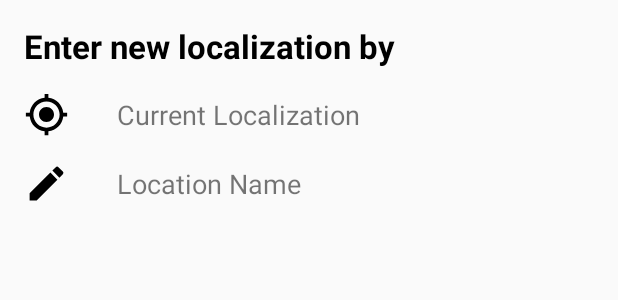
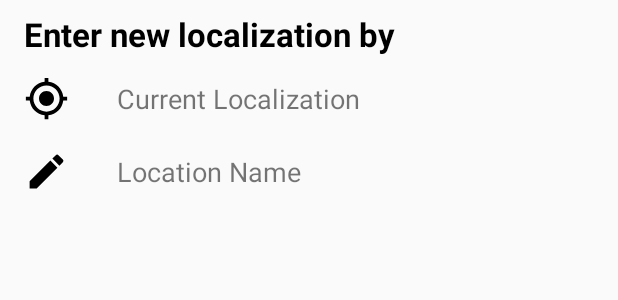
Before and after one commit to pawelsa/WeatherApp, an Android app: the layout bs_add_localization.xml on its own in the app's theme, with its tools: preview values and no code run, on a phone screen of 412 x 824 dp. Shown: the top 300 px of the screen. Run offline under Robolectric (Android 15) with nearby library versions, the phone set to English and light mode, and no system bars.

```diff
--- a/app/build.gradle
+++ b/app/build.gradle
@@ -69,4 +69,6 @@ dependencies {
     implementation 'com.github.bumptech.glide:glide:4.8.0'
     annotationProcessor 'com.github.bumptech.glide:compiler:4.8.0'
 
+    //Hawk
+    implementation "com.orhanobut:hawk:2.0.1"
 }
--- a/app/src/main/java/com/example/pawel/weatherapp/API/ApiCalls.java
+++ b/app/src/main/java/com/example/pawel/weatherapp/API/ApiCalls.java
@@ -11,7 +11,7 @@ import retrofit2.http.Query;
 
 public interface ApiCalls {
 
-	@GET("weather")
+    @GET("weatherList")
 	Call<CurrentWeather> getWeather(@Query("q") String cityName,
 									@Query("units") String units,
 									@Query("APPID") String APIID);
--- a/app/src/main/java/com/example/pawel/weatherapp/WeatherModel/City.java
+++ b/app/src/main/java/com/example/pawel/weatherapp/WeatherModel/City.java
@@ -15,5 +15,9 @@ public class City extends BaseModel {
 	public int population;
 	public String name;
 
+    public String cityImageUrl;
 
+    public void setCityImageUrl(String cityImageUrl) {
+        this.cityImageUrl = cityImageUrl;
+    }
 }
--- a/app/src/main/res/layout/activity_main.xml
+++ b/app/src/main/res/layout/activity_main.xml
@@ -7,7 +7,7 @@
 
     <fragment
         android:id="@+id/main_activity_fragment"
-        android:name="com.example.pawel.weatherapp.MainFragment"
+        android:name="com.example.pawel.weatherapp.GeneralWeatherFragment"
         android:layout_width="match_parent"
         android:layout_height="match_parent" />
 
--- a/app/src/main/res/layout/bs_add_localization.xml
+++ b/app/src/main/res/layout/bs_add_localization.xml
@@ -4,12 +4,85 @@
     android:layout_width="match_parent"
     android:layout_height="wrap_content">
 
+    <android.support.constraint.ConstraintLayout
+        android:id="@+id/cl_newLocalization_createByName"
+        android:layout_width="match_parent"
+        android:layout_height="match_parent"
+        android:layout_marginTop="8dp"
+        app:layout_constraintBottom_toBottomOf="parent"
+        app:layout_constraintEnd_toEndOf="parent"
+        app:layout_constraintStart_toStartOf="parent"
+        app:layout_constraintTop_toBottomOf="@+id/cl_newLocalization_createByGPS">
+
+        <TextView
+            android:id="@+id/tv_newLocalization_byName"
+            android:layout_width="wrap_content"
+            android:layout_height="wrap_content"
+            android:layout_marginBottom="8dp"
+            android:layout_marginStart="32dp"
+            android:layout_marginTop="8dp"
+            android:layout_weight="1"
+            android:text="@string/by_location_name"
+            android:textSize="18sp"
+            app:layout_constraintBottom_toBottomOf="parent"
+            app:layout_constraintStart_toEndOf="@+id/iv_newLocalization_createByName"
+            app:layout_constraintTop_toTopOf="parent" />
+
+        <ImageView
+            android:id="@+id/iv_newLocalization_createByName"
+            android:layout_width="30dp"
+            android:layout_height="30dp"
+            android:layout_marginStart="16dp"
+            android:layout_weight="1"
+            android:contentDescription="@string/by_location_name"
+            android:src="@drawable/ic_create"
+            app:layout_constraintBottom_toBottomOf="@+id/tv_newLocalization_byName"
+            app:layout_constraintStart_toStartOf="parent"
+            app:layout_constraintTop_toTopOf="@+id/tv_newLocalization_byName" />
+    </android.support.constraint.ConstraintLayout>
+
+    <android.support.constraint.ConstraintLayout
+        android:id="@+id/cl_newLocalization_createByGPS"
+        android:layout_width="match_parent"
+        android:layout_height="match_parent"
+        android:layout_marginTop="8dp"
+        app:layout_constraintEnd_toEndOf="parent"
+        app:layout_constraintStart_toStartOf="parent"
+        app:layout_constraintTop_toBottomOf="@+id/tv_newLocalization_chooseEntryType">
+
+        <ImageView
+            android:id="@+id/iv_newLocalization_createByGPS"
+            android:layout_width="30dp"
+            android:layout_height="30dp"
+            android:layout_marginStart="16dp"
+            android:layout_weight="1"
+            android:contentDescription="@string/current_localization"
+            android:src="@drawable/ic_my_location"
+            app:layout_constraintBottom_toBottomOf="@+id/tv_newLocalization_createByGPS"
+            app:layout_constraintStart_toStartOf="parent"
+            app:layout_constraintTop_toTopOf="@+id/tv_newLocalization_createByGPS" />
+
+        <TextView
+            android:id="@+id/tv_newLocalization_createByGPS"
+            android:layout_width="wrap_content"
+            android:layout_height="wrap_content"
+            android:layout_marginBottom="8dp"
+            android:layout_marginStart="32dp"
+            android:layout_marginTop="8dp"
+            android:layout_weight="1"
+            android:text="@string/current_localization"
+            android:textSize="18sp"
+            app:layout_constraintBottom_toBottomOf="parent"
+            app:layout_constraintStart_toEndOf="@+id/iv_newLocalization_createByGPS"
+            app:layout_constraintTop_toTopOf="parent" />
+    </android.support.constraint.ConstraintLayout>
+
     <TextView
         android:id="@+id/tv_newLocalization_chooseEntryType"
         android:layout_width="wrap_content"
         android:layout_height="wrap_content"
         android:layout_marginStart="16dp"
-        android:layout_marginTop="16dp"
+        android:layout_marginTop="8dp"
         android:text="@string/add_new_localization"
         android:textColor="#000"
         android:textSize="22sp"
@@ -17,50 +90,4 @@
         app:layout_constraintStart_toStartOf="parent"
         app:layout_constraintTop_toTopOf="parent" />
 
-    <ImageView
-        android:id="@+id/iv_newLocalization_createByGPS"
-        android:layout_width="30dp"
-        android:layout_height="30dp"
-        android:layout_marginStart="16dp"
-        android:layout_marginTop="16dp"
-        android:contentDescription="@string/current_localization"
-        android:src="@drawable/ic_my_location"
-        app:layout_constraintStart_toStartOf="parent"
-        app:layout_constraintTop_toBottomOf="@+id/tv_newLocalization_chooseEntryType" />
-
-    <TextView
-        android:id="@+id/tv_newLocalization_createByGPS"
-        android:layout_width="wrap_content"
-        android:layout_height="wrap_content"
-        android:layout_marginStart="32dp"
-        android:text="@string/current_localization"
-        android:textSize="18sp"
-        app:layout_constraintBottom_toBottomOf="@+id/iv_newLocalization_createByGPS"
-        app:layout_constraintStart_toEndOf="@+id/iv_newLocalization_createByGPS"
-        app:layout_constraintTop_toTopOf="@+id/iv_newLocalization_createByGPS" />
-
-    <ImageView
-        android:id="@+id/iv_newLocalization_createByName"
-        android:layout_width="30dp"
-        android:layout_height="30dp"
-        android:layout_marginStart="16dp"
-        android:layout_marginTop="16dp"
-        android:layout_marginBottom="16dp"
-        android:contentDescription="@string/by_location_name"
-        android:src="@drawable/ic_create"
-        app:layout_constraintBottom_toBottomOf="parent"
-        app:layout_constraintStart_toStartOf="parent"
-        app:layout_constraintTop_toBottomOf="@+id/iv_newLocalization_createByGPS" />
-
-    <TextView
-        android:id="@+id/tv_newLocalization_byName"
-        android:layout_width="wrap_content"
-        android:layout_height="wrap_content"
-        android:layout_marginStart="32dp"
-        android:text="@string/by_location_name"
-        android:textSize="18sp"
-        app:layout_constraintBottom_toBottomOf="@+id/iv_newLocalization_createByName"
-        app:layout_constraintStart_toEndOf="@+id/iv_newLocalization_createByName"
-        app:layout_constraintTop_toTopOf="@+id/iv_newLocalization_createByName" />
-
 </android.support.constraint.ConstraintLayout>
--- a/app/src/main/res/layout/fragment_main.xml
+++ b/app/src/main/res/layout/fragment_main.xml
@@ -4,7 +4,7 @@
     xmlns:tools="http://schemas.android.com/tools"
     android:layout_width="match_parent"
     android:layout_height="match_parent"
-    tools:context=".MainFragment">
+    tools:context=".GeneralWeatherFragment">
 
     <android.support.v7.widget.RecyclerView
         android:id="@+id/brief_forecast"
--- a/gradle.properties
+++ b/gradle.properties
@@ -7,6 +7,7 @@
 # Specifies the JVM arguments used for the daemon process.
 # The setting is particularly useful for tweaking memory settings.
 org.gradle.jvmargs=-Xmx1536m
+android.enableAapt2=false
 # When configured, Gradle will run in incubating parallel mode.
 # This option should only be used with decoupled projects. More details, visit
 # http://www.gradle.org/docs/current/userguide/multi_project_builds.html#sec:decoupled_projects
```
Also changed, not shown: app/src/main/java/com/example/pawel/weatherapp/API/ForecastDownload.java (+30 -42 lines), app/src/main/java/com/example/pawel/weatherapp/AddLocalizationBottomSheet.java (+6 -40 lines), app/src/main/java/com/example/pawel/weatherapp/AddLocalizationPresenter.java (added, +47 -0 lines), app/src/main/java/com/example/pawel/weatherapp/Database/DatabaseManager.java (+49 -16 lines), app/src/main/java/com/example/pawel/weatherapp/GeneralWeatherFragment.java (added, +69 -0 lines), app/src/main/java/com/example/pawel/weatherapp/GeneralWeatherInterface.java (added, +9 -0 lines), app/src/main/java/com/example/pawel/weatherapp/GeneralWeatherPresenter.java (added, +41 -0 lines), app/src/main/java/com/example/pawel/weatherapp/MainFragment.java (deleted, +0 -93 lines), app/src/main/java/com/example/pawel/weatherapp/MainFragmentAdapter.java (+18 -14 lines), app/src/main/java/com/example/pawel/weatherapp/WeatherModel/CurrentWeather.java (+25 -28 lines), app/src/main/java/com/example/pawel/weatherapp/WeatherModel/Forecast.java (+6 -13 lines), app/src/main/java/com/example/pawel/weatherapp/WeatherModel/Weather.java (+9 -0 lines).
